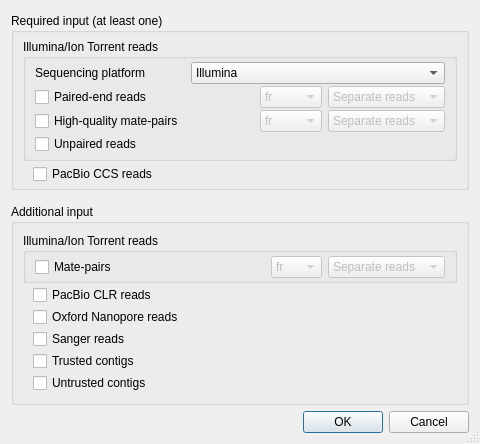
Before: the Qt Designer form src/plugins/external_tool_support/src/spades/SpadesInputData.ui in violethaze74/ugene, drawn with Qt 5.
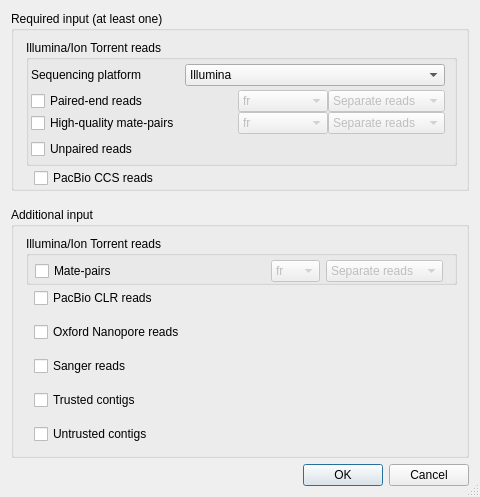
After: the same form once the commit is applied.

Commit message: Spades dialog fix

The edit to the form file:
```diff
--- a/src/plugins/external_tool_support/src/spades/SpadesInputData.ui
+++ b/src/plugins/external_tool_support/src/spades/SpadesInputData.ui
@@ -7,7 +7,7 @@
     <x>0</x>
     <y>0</y>
     <width>480</width>
-    <height>422</height>
+    <height>490</height>
    </rect>
   </property>
   <property name="windowTitle">
@@ -31,162 +31,49 @@
      <property name="title">
       <string>Required input (at least one)</string>
      </property>
-     <layout class="QGridLayout" name="gridLayout_2">
-      <property name="sizeConstraint">
-       <enum>QLayout::SetMinAndMaxSize</enum>
-      </property>
-      <property name="topMargin">
-       <number>4</number>
-      </property>
-      <property name="bottomMargin">
-       <number>1</number>
-      </property>
-      <property name="verticalSpacing">
-       <number>5</number>
-      </property>
-      <item row="1" column="0">
-       <layout class="QHBoxLayout" name="horizontalLayout">
-        <property name="sizeConstraint">
-         <enum>QLayout::SetMinAndMaxSize</enum>
-        </property>
-        <property name="leftMargin">
-         <number>0</number>
-        </property>
-        <property name="topMargin">
-         <number>0</number>
-        </property>
-        <property name="bottomMargin">
+     <layout class="QVBoxLayout" name="verticalLayout_4">
+      <property name="spacing">
          <number>2</number>
         </property>
-        <item>
-         <spacer name="horizontalSpacer">
-          <property name="orientation">
-           <enum>Qt::Horizontal</enum>
-          </property>
-          <property name="sizeType">
-           <enum>QSizePolicy::Fixed</enum>
-          </property>
-          <property name="sizeHint" stdset="0">
-           <size>
-            <width>10</width>
-            <height>20</height>
-           </size>
-          </property>
-         </spacer>
-        </item>
+      <property name="sizeConstraint">
+       <enum>QLayout::SetMinAndMaxSize</enum>
+      </property>
+      <property name="leftMargin">
+       <number>12</number>
+      </property>
+      <property name="bottomMargin">
+       <number>0</number>
+      </property>
         <item>
-         <widget class="QCheckBox" name="pacBioCcsCheckBox">
-          <property name="text">
-           <string>PacBio CCS reads</string>
-          </property>
-         </widget>
-        </item>
-       </layout>
-      </item>
-      <item row="0" column="0">
        <widget class="QGroupBox" name="groupBox_3">
         <property name="title">
          <string>Illumina/Ion Torrent reads</string>
         </property>
-        <layout class="QGridLayout" name="gridLayout">
+        <layout class="QVBoxLayout" name="verticalLayout_9">
+         <property name="spacing">
+          <number>4</number>
+         </property>
          <property name="sizeConstraint">
           <enum>QLayout::SetMinAndMaxSize</enum>
          </property>
-         <property name="topMargin">
-          <number>3</number>
-         </property>
-         <property name="bottomMargin">
-          <number>4</number>
-         </property>
-         <property name="horizontalSpacing">
-          <number>6</number>
-         </property>
-         <property name="verticalSpacing">
+         <property name="leftMargin">
           <number>2</number>
          </property>
-         <item row="2" column="2">
-          <widget class="QComboBox" name="hightQualityReadsDirectionComboBox">
-           <property name="enabled">
-            <bool>false</bool>
-           </property>
-           <item>
-            <property name="text">
-             <string>fr</string>
-            </property>
-           </item>
+         <property name="topMargin">
+          <number>4</number>
+         </property>
+         <property name="bottomMargin">
+          <number>4</number>
+         </property>
            <item>
-            <property name="text">
-             <string>rf</string>
-            </property>
-           </item>
-           <item>
-            <property name="text">
-             <string>ff</string>
-            </property>
-           </item>
-          </widget>
-         </item>
-         <item row="3" column="0" colspan="2">
-          <widget class="QCheckBox" name="unpairedReadsCheckBox">
-           <property name="text">
-            <string>Unpaired reads</string>
-           </property>
-          </widget>
-         </item>
-         <item row="2" column="3">
-          <widget class="QComboBox" name="hightQualityReadsTypeComboBox">
-           <property name="enabled">
-            <bool>false</bool>
-           </property>
+          <layout class="QHBoxLayout" name="horizontalLayout_7">
+           <property name="spacing">
+            <number>-1</number>
+           </property>
+           <property name="topMargin">
+            <number>0</number>
+           </property>
            <item>
-            <property name="text">
-             <string>Separate reads</string>
-            </property>
-           </item>
-           <item>
-            <property name="text">
-             <string>Interlaced reads</string>
-            </property>
-           </item>
-          </widget>
-         </item>
-         <item row="1" column="2">
-          <widget class="QComboBox" name="pairEndReadsDirectionComboBox">
-           <property name="enabled">
-            <bool>false</bool>
-           </property>
-           <item>
-            <property name="text">
-             <string>fr</string>
-            </property>
-           </item>
-           <item>
-            <property name="text">
-             <string>rf</string>
-            </property>
-           </item>
-           <item>
-            <property name="text">
-             <string>ff</string>
-            </property>
-           </item>
-          </widget>
-         </item>
-         <item row="2" column="0">
-          <widget class="QCheckBox" name="hightQualityCheckBox">
-           <property name="text">
-            <string>High-quality mate-pairs</string>
-           </property>
-          </widget>
-         </item>
-         <item row="1" column="0">
-          <widget class="QCheckBox" name="pairEndCheckBox">
-           <property name="text">
-            <string>Paired-end reads</string>
-           </property>
-          </widget>
-         </item>
-         <item row="0" column="0">
           <widget class="QLabel" name="label">
            <property name="sizePolicy">
             <sizepolicy hsizetype="Fixed" vsizetype="Preferred">
@@ -205,7 +92,7 @@
            </property>
           </widget>
          </item>
-         <item row="0" column="1" colspan="3">
+           <item>
           <widget class="QComboBox" name="sequencingPlatformComboBox">
            <item>
             <property name="text">
@@ -219,7 +106,58 @@
            </item>
           </widget>
          </item>
-         <item row="1" column="3">
+          </layout>
+         </item>
+         <item>
+          <layout class="QVBoxLayout" name="verticalLayout_8">
+           <property name="spacing">
+            <number>5</number>
+           </property>
+           <property name="sizeConstraint">
+            <enum>QLayout::SetMinAndMaxSize</enum>
+           </property>
+           <item>
+            <layout class="QVBoxLayout" name="verticalLayout_5">
+             <property name="spacing">
+              <number>0</number>
+             </property>
+             <property name="sizeConstraint">
+              <enum>QLayout::SetMinAndMaxSize</enum>
+             </property>
+             <item>
+              <layout class="QHBoxLayout" name="horizontalLayout_4">
+               <item>
+                <widget class="QCheckBox" name="pairEndCheckBox">
+                 <property name="text">
+                  <string>Paired-end reads</string>
+                 </property>
+                </widget>
+               </item>
+               <item>
+                <layout class="QHBoxLayout" name="horizontalLayout_2">
+                 <item>
+                  <widget class="QComboBox" name="pairEndReadsDirectionComboBox">
+                   <property name="enabled">
+                    <bool>false</bool>
+                   </property>
+                   <item>
+                    <property name="text">
+                     <string>fr</string>
+                    </property>
+                   </item>
+                   <item>
+                    <property name="text">
+                     <string>rf</string>
+                    </property>
+                   </item>
+                   <item>
+                    <property name="text">
+                     <string>ff</string>
+                    </property>
+                   </item>
+                  </widget>
+                 </item>
+                 <item>
           <widget class="QComboBox" name="pairEndReadsTypeComboBox">
            <property name="enabled">
             <bool>false</bool>
@@ -237,7 +175,94 @@
           </widget>
          </item>
         </layout>
-       </widget>
+               </item>
+              </layout>
+             </item>
+             <item>
+              <layout class="QHBoxLayout" name="horizontalLayout_5">
+               <item>
+                <widget class="QCheckBox" name="hightQualityCheckBox">
+                 <property name="text">
+                  <string>High-quality mate-pairs</string>
+                 </property>
+                </widget>
+               </item>
+               <item>
+                <layout class="QHBoxLayout" name="horizontalLayout_3">
+                 <item>
+                  <widget class="QComboBox" name="hightQualityReadsDirectionComboBox">
+                   <property name="enabled">
+                    <bool>false</bool>
+                   </property>
+                   <item>
+                    <property name="text">
+                     <string>fr</string>
+                    </property>
+                   </item>
+                   <item>
+                    <property name="text">
+                     <string>rf</string>
+                    </property>
+                   </item>
+                   <item>
+                    <property name="text">
+                     <string>ff</string>
+                    </property>
+                   </item>
+                  </widget>
+                 </item>
+                 <item>
+                  <widget class="QComboBox" name="hightQualityReadsTypeComboBox">
+                   <property name="enabled">
+                    <bool>false</bool>
+                   </property>
+                   <item>
+                    <property name="text">
+                     <string>Separate reads</string>
+                    </property>
+                   </item>
+                   <item>
+                    <property name="text">
+                     <string>Interlaced reads</string>
+                    </property>
+                   </item>
+                  </widget>
+                 </item>
+                </layout>
+               </item>
+              </layout>
+             </item>
+            </layout>
+           </item>
+           <item>
+            <layout class="QVBoxLayout" name="verticalLayout_7">
+             <item>
+              <widget class="QCheckBox" name="unpairedReadsCheckBox">
+               <property name="text">
+                <string>Unpaired reads</string>
+               </property>
+              </widget>
+             </item>
+            </layout>
+           </item>
+          </layout>
+         </item>
+        </layout>
+       </widget>
+      </item>
+      <item>
+       <layout class="QVBoxLayout" name="verticalLayout_6">
+        <property name="leftMargin">
+         <number>8</number>
+        </property>
+        <item>
+         <widget class="QCheckBox" name="pacBioCcsCheckBox">
+          <property name="text">
+           <string>PacBio CCS reads</string>
+          </property>
+         </widget>
+        </item>
+       </layout>
       </item>
      </layout>
     </widget>
@@ -265,31 +290,37 @@
      </property>
      <layout class="QVBoxLayout" name="verticalLayout_3">
       <property name="spacing">
-       <number>2</number>
+       <number>3</number>
       </property>
       <property name="sizeConstraint">
        <enum>QLayout::SetMinAndMaxSize</enum>
       </property>
+      <property name="leftMargin">
+       <number>12</number>
+      </property>
+      <property name="bottomMargin">
+       <number>2</number>
+      </property>
       <item>
        <widget class="QGroupBox" name="groupBox_4">
         <property name="title">
          <string>Illumina/Ion Torrent reads</string>
         </property>
-        <layout class="QHBoxLayout" name="horizontalLayout_7">
-         <property name="spacing">
-          <number>6</number>
-         </property>
+        <layout class="QHBoxLayout" name="horizontalLayout">
          <property name="sizeConstraint">
           <enum>QLayout::SetMinAndMaxSize</enum>
          </property>
+         <property name="leftMargin">
+          <number>6</number>
+         </property>
          <property name="topMargin">
-          <number>3</number>
+          <number>4</number>
          </property>
          <property name="rightMargin">
-          <number>9</number>
+          <number>11</number>
          </property>
          <property name="bottomMargin">
-          <number>2</number>
+          <number>0</number>
          </property>
          <item>
           <widget class="QCheckBox" name="matePairsCheckBox">
@@ -364,30 +395,21 @@
       </item>
       <item>
        <layout class="QVBoxLayout" name="verticalLayout_2">
-        <property name="sizeConstraint">
-         <enum>QLayout::SetMinAndMaxSize</enum>
+        <property name="spacing">
+         <number>14</number>
         </property>
-        <item>
-         <layout class="QHBoxLayout" name="horizontalLayout_2">
           <property name="sizeConstraint">
            <enum>QLayout::SetMinAndMaxSize</enum>
           </property>
-          <item>
-           <spacer name="horizontalSpacer_2">
-            <property name="orientation">
-             <enum>Qt::Horizontal</enum>
-            </property>
-            <property name="sizeType">
-             <enum>QSizePolicy::Fixed</enum>
-            </property>
-            <property name="sizeHint" stdset="0">
-             <size>
-              <width>10</width>
-              <height>20</height>
-             </size>
-            </property>
-           </spacer>
-          </item>
+        <property name="leftMargin">
+         <number>8</number>
+        </property>
+        <property name="topMargin">
+         <number>0</number>
+        </property>
+        <property name="bottomMargin">
+         <number>9</number>
+        </property>
           <item>
            <widget class="QCheckBox" name="pacBioClrCheckBox">
             <property name="text">
@@ -395,29 +417,6 @@
             </property>
            </widget>
           </item>
-         </layout>
-        </item>
-        <item>
-         <layout class="QHBoxLayout" name="horizontalLayout_3">
-          <property name="sizeConstraint">
-           <enum>QLayout::SetMinAndMaxSize</enum>
-          </property>
-          <item>
-           <spacer name="horizontalSpacer_3">
-            <property name="orientation">
-             <enum>Qt::Horizontal</enum>
-            </property>
-            <property name="sizeType">
-             <enum>QSizePolicy::Fixed</enum>
-            </property>
-            <property name="sizeHint" stdset="0">
-             <size>
-              <width>10</width>
-              <height>20</height>
-             </size>
-            </property>
-           </spacer>
-          </item>
           <item>
            <widget class="QCheckBox" name="oxfordNanoporeCheckBox">
             <property name="text">
@@ -425,29 +424,6 @@
             </property>
            </widget>
           </item>
-         </layout>
-        </item>
-        <item>
-         <layout class="QHBoxLayout" name="horizontalLayout_4">
-          <property name="sizeConstraint">
-           <enum>QLayout::SetMinAndMaxSize</enum>
-          </property>
-          <item>
-           <spacer name="horizontalSpacer_4">
-            <property name="orientation">
-             <enum>Qt::Horizontal</enum>
-            </property>
-            <property name="sizeType">
-             <enum>QSizePolicy::Fixed</enum>
-            </property>
-            <property name="sizeHint" stdset="0">
-             <size>
-              <width>10</width>
-              <height>20</height>
-             </size>
-            </property>
-           </spacer>
-          </item>
           <item>
            <widget class="QCheckBox" name="sangerReadsCheckBox">
             <property name="text">
@@ -455,29 +431,6 @@
             </property>
            </widget>
           </item>
-         </layout>
-        </item>
-        <item>
-         <layout class="QHBoxLayout" name="horizontalLayout_5">
-          <property name="sizeConstraint">
-           <enum>QLayout::SetMinAndMaxSize</enum>
-          </property>
-          <item>
-           <spacer name="horizontalSpacer_5">
-            <property name="orientation">
-             <enum>Qt::Horizontal</enum>
-            </property>
-            <property name="sizeType">
-             <enum>QSizePolicy::Fixed</enum>
-            </property>
-            <property name="sizeHint" stdset="0">
-             <size>
-              <width>10</width>
-              <height>20</height>
-             </size>
-            </property>
-           </spacer>
-          </item>
           <item>
            <widget class="QCheckBox" name="trustedContigsCheckBox">
             <property name="text">
@@ -485,37 +438,12 @@
             </property>
            </widget>
           </item>
-         </layout>
-        </item>
-        <item>
-         <layout class="QHBoxLayout" name="horizontalLayout_6">
-          <property name="sizeConstraint">
-           <enum>QLayout::SetMinAndMaxSize</enum>
-          </property>
-          <item>
-           <spacer name="horizontalSpacer_6">
-            <property name="orientation">
-             <enum>Qt::Horizontal</enum>
-            </property>
-            <property name="sizeType">
-             <enum>QSizePolicy::Fixed</enum>
-            </property>
-            <property name="sizeHint" stdset="0">
-             <size>
-              <width>10</width>
-              <height>20</height>
-             </size>
-            </property>
-           </spacer>
-          </item>
           <item>
            <widget class="QCheckBox" name="untrustedContigsCheckBox">
             <property name="text">
              <string>Untrusted contigs</string>
             </property>
            </widget>
-          </item>
-         </layout>
         </item>
        </layout>
       </item>
```
Lines whose indentation alone changed are shown as unchanged.
